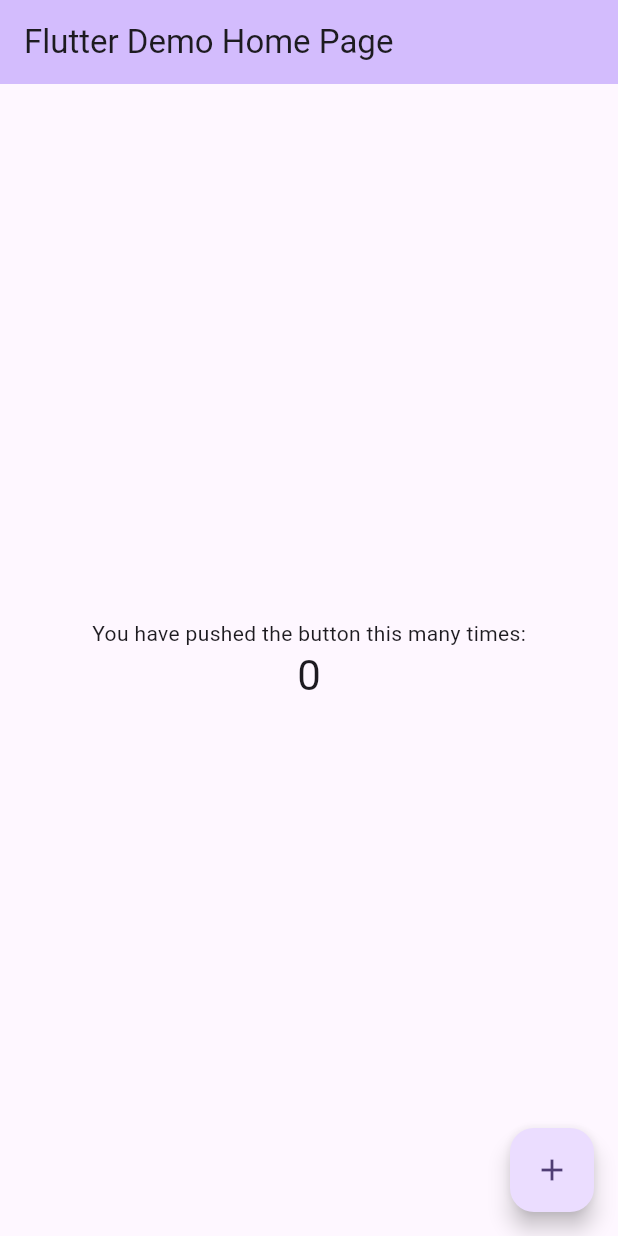
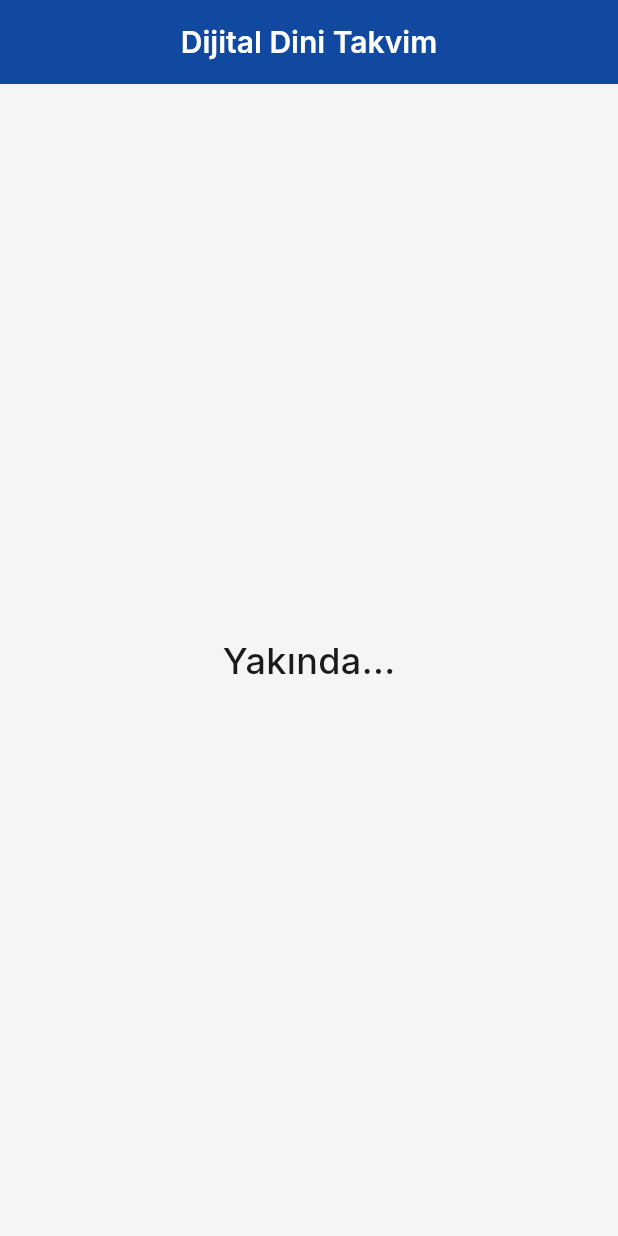
Before and after one commit to AbdullahDOGAN1/dijital-dini-takvim-yeni-, a Flutter app: the screen it shows after launch, on a phone screen of 412 x 824 dp. Run offline on Flutter 3.47's test engine with Material 3 defaults, Android fonts, the light colour scheme and no system bars; Roboto replaces fonts that are missing (Inter).

Commit message:
Feat: Implement core project structure and theming

```diff
--- /dev/null
+++ b/lib/core/theme.dart
@@ -0,0 +1,134 @@
+import 'package:flutter/material.dart';
+
+class AppTheme {
+  static ThemeData getThemeData() {
+    return ThemeData(
+      // Ana renkler
+      primaryColor: const Color(0xFF0D47A1),
+      scaffoldBackgroundColor: const Color(0xFFF5F5F5),
+
+      // Color Scheme
+      colorScheme: ColorScheme.fromSeed(
+        seedColor: const Color(0xFF0D47A1),
+        brightness: Brightness.light,
+        surface: const Color(0xFFF5F5F5),
+        onSurface: const Color(0xFF1A1A1A),
+      ),
+
+      // Font Family
+      fontFamily: 'Inter',
+
+      // AppBar Teması
+      appBarTheme: const AppBarTheme(
+        backgroundColor: Color(0xFF0D47A1),
+        foregroundColor: Colors.white,
+        elevation: 2,
+        centerTitle: true,
+        titleTextStyle: TextStyle(
+          fontFamily: 'Inter',
+          fontSize: 20,
+          fontWeight: FontWeight.w600,
+          color: Colors.white,
+        ),
+      ),
+
+      // Text Teması
+      textTheme: const TextTheme(
+        headlineLarge: TextStyle(
+          fontFamily: 'Inter',
+          fontSize: 32,
+          fontWeight: FontWeight.bold,
+          color: Color(0xFF1A1A1A),
+        ),
+        headlineMedium: TextStyle(
+          fontFamily: 'Inter',
+          fontSize: 28,
+          fontWeight: FontWeight.w600,
+          color: Color(0xFF1A1A1A),
+        ),
+        headlineSmall: TextStyle(
+          fontFamily: 'Inter',
+          fontSize: 24,
+          fontWeight: FontWeight.w600,
+          color: Color(0xFF1A1A1A),
+        ),
+        titleLarge: TextStyle(
+          fontFamily: 'Inter',
+          fontSize: 22,
+          fontWeight: FontWeight.w500,
+          color: Color(0xFF1A1A1A),
+        ),
+        titleMedium: TextStyle(
+          fontFamily: 'Inter',
+          fontSize: 16,
+          fontWeight: FontWeight.w500,
+          color: Color(0xFF1A1A1A),
+        ),
+        bodyLarge: TextStyle(
+          fontFamily: 'Inter',
+          fontSize: 16,
+          fontWeight: FontWeight.normal,
+          color: Color(0xFF1A1A1A),
+        ),
+        bodyMedium: TextStyle(
+          fontFamily: 'Inter',
+          fontSize: 14,
+          fontWeight: FontWeight.normal,
+          color: Color(0xFF1A1A1A),
+        ),
+        bodySmall: TextStyle(
+          fontFamily: 'Inter',
+          fontSize: 12,
+          fontWeight: FontWeight.normal,
+          color: Color(0xFF666666),
+        ),
+      ),
+
+      // Card Teması
+      cardTheme: const CardThemeData(
+        color: Colors.white,
+        elevation: 3,
+        shape: RoundedRectangleBorder(
+          borderRadius: BorderRadius.all(Radius.circular(12)),
+        ),
+      ),
+
+      // Elevated Button Teması
+      elevatedButtonTheme: ElevatedButtonThemeData(
+        style: ElevatedButton.styleFrom(
+          backgroundColor: const Color(0xFF0D47A1),
+          foregroundColor: Colors.white,
+          elevation: 2,
+          padding: const EdgeInsets.symmetric(horizontal: 24, vertical: 12),
+          shape: RoundedRectangleBorder(
+            borderRadius: BorderRadius.circular(8),
+          ),
+          textStyle: const TextStyle(
+            fontFamily: 'Inter',
+            fontSize: 16,
+            fontWeight: FontWeight.w600,
+          ),
+        ),
+      ),
+
+      // Input Decoration Teması
+      inputDecorationTheme: InputDecorationTheme(
+        filled: true,
+        fillColor: Colors.white,
+        border: OutlineInputBorder(
+          borderRadius: BorderRadius.circular(8),
+          borderSide: const BorderSide(color: Color(0xFFE0E0E0)),
+        ),
+        enabledBorder: OutlineInputBorder(
+          borderRadius: BorderRadius.circular(8),
+          borderSide: const BorderSide(color: Color(0xFFE0E0E0)),
+        ),
+        focusedBorder: OutlineInputBorder(
+          borderRadius: BorderRadius.circular(8),
+          borderSide: const BorderSide(color: Color(0xFF0D47A1), width: 2),
+        ),
+        contentPadding: const EdgeInsets.symmetric(horizontal: 16, vertical: 12),
+      ),
+    );
+  }
+}
--- a/lib/main.dart
+++ b/lib/main.dart
@@ -1,4 +1,5 @@
 import 'package:flutter/material.dart';
+import 'core/theme.dart';
 
 void main() {
   runApp(const MyApp());
@@ -7,116 +8,35 @@ void main() {
 class MyApp extends StatelessWidget {
   const MyApp({super.key});
 
-  // This widget is the root of your application.
   @override
   Widget build(BuildContext context) {
     return MaterialApp(
-      title: 'Flutter Demo',
-      theme: ThemeData(
-        // This is the theme of your application.
-        //
-        // TRY THIS: Try running your application with "flutter run". You'll see
-        // the application has a purple toolbar. Then, without quitting the app,
-        // try changing the seedColor in the colorScheme below to Colors.green
-        // and then invoke "hot reload" (save your changes or press the "hot
-        // reload" button in a Flutter-supported IDE, or press "r" if you used
-        // the command line to start the app).
-        //
-        // Notice that the counter didn't reset back to zero; the application
-        // state is not lost during the reload. To reset the state, use hot
-        // restart instead.
-        //
-        // This works for code too, not just values: Most code changes can be
-        // tested with just a hot reload.
-        colorScheme: ColorScheme.fromSeed(seedColor: Colors.deepPurple),
-      ),
-      home: const MyHomePage(title: 'Flutter Demo Home Page'),
+      title: 'Dijital Dini Takvim',
+      theme: AppTheme.getThemeData(),
+      home: const HomeScreen(),
     );
   }
 }
 
-class MyHomePage extends StatefulWidget {
-  const MyHomePage({super.key, required this.title});
-
-  // This widget is the home page of your application. It is stateful, meaning
-  // that it has a State object (defined below) that contains fields that affect
-  // how it looks.
-
-  // This class is the configuration for the state. It holds the values (in this
-  // case the title) provided by the parent (in this case the App widget) and
-  // used by the build method of the State. Fields in a Widget subclass are
-  // always marked "final".
-
-  final String title;
-
-  @override
-  State<MyHomePage> createState() => _MyHomePageState();
-}
-
-class _MyHomePageState extends State<MyHomePage> {
-  int _counter = 0;
-
-  void _incrementCounter() {
-    setState(() {
-      // This call to setState tells the Flutter framework that something has
-      // changed in this State, which causes it to rerun the build method below
-      // so that the display can reflect the updated values. If we changed
-      // _counter without calling setState(), then the build method would not be
-      // called again, and so nothing would appear to happen.
-      _counter++;
-    });
-  }
+class HomeScreen extends StatelessWidget {
+  const HomeScreen({super.key});
 
   @override
   Widget build(BuildContext context) {
-    // This method is rerun every time setState is called, for instance as done
-    // by the _incrementCounter method above.
-    //
-    // The Flutter framework has been optimized to make rerunning build methods
-    // fast, so that you can just rebuild anything that needs updating rather
-    // than having to individually change instances of widgets.
     return Scaffold(
       appBar: AppBar(
-        // TRY THIS: Try changing the color here to a specific color (to
-        // Colors.amber, perhaps?) and trigger a hot reload to see the AppBar
-        // change color while the other colors stay the same.
-        backgroundColor: Theme.of(context).colorScheme.inversePrimary,
-        // Here we take the value from the MyHomePage object that was created by
-        // the App.build method, and use it to set our appbar title.
-        title: Text(widget.title),
+        title: const Text('Dijital Dini Takvim'),
+        centerTitle: true,
       ),
-      body: Center(
-        // Center is a layout widget. It takes a single child and positions it
-        // in the middle of the parent.
-        child: Column(
-          // Column is also a layout widget. It takes a list of children and
-          // arranges them vertically. By default, it sizes itself to fit its
-          // children horizontally, and tries to be as tall as its parent.
-          //
-          // Column has various properties to control how it sizes itself and
-          // how it positions its children. Here we use mainAxisAlignment to
-          // center the children vertically; the main axis here is the vertical
-          // axis because Columns are vertical (the cross axis would be
-          // horizontal).
-          //
-          // TRY THIS: Invoke "debug painting" (choose the "Toggle Debug Paint"
-          // action in the IDE, or press "p" in the console), to see the
-          // wireframe for each widget.
-          mainAxisAlignment: MainAxisAlignment.center,
-          children: <Widget>[
-            const Text('You have pushed the button this many times:'),
-            Text(
-              '$_counter',
-              style: Theme.of(context).textTheme.headlineMedium,
-            ),
-          ],
+      body: const Center(
+        child: Text(
+          'Yakında...',
+          style: TextStyle(
+            fontSize: 24,
+            fontWeight: FontWeight.w500,
+          ),
         ),
       ),
-      floatingActionButton: FloatingActionButton(
-        onPressed: _incrementCounter,
-        tooltip: 'Increment',
-        child: const Icon(Icons.add),
-      ), // This trailing comma makes auto-formatting nicer for build methods.
     );
   }
 }
```
